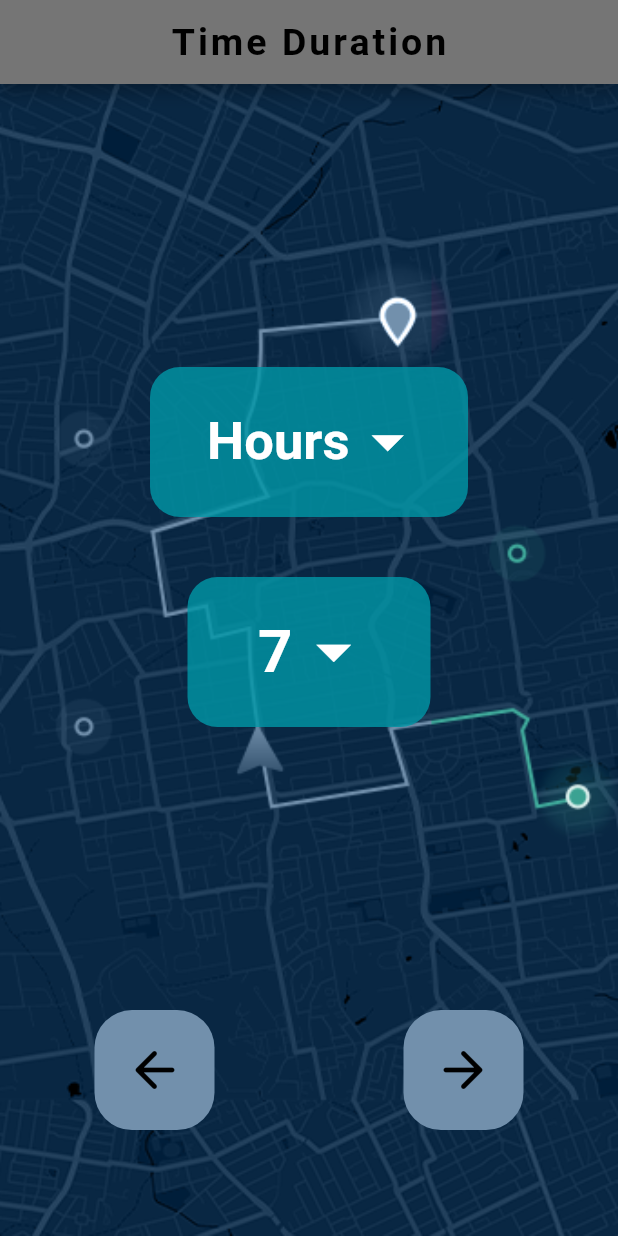
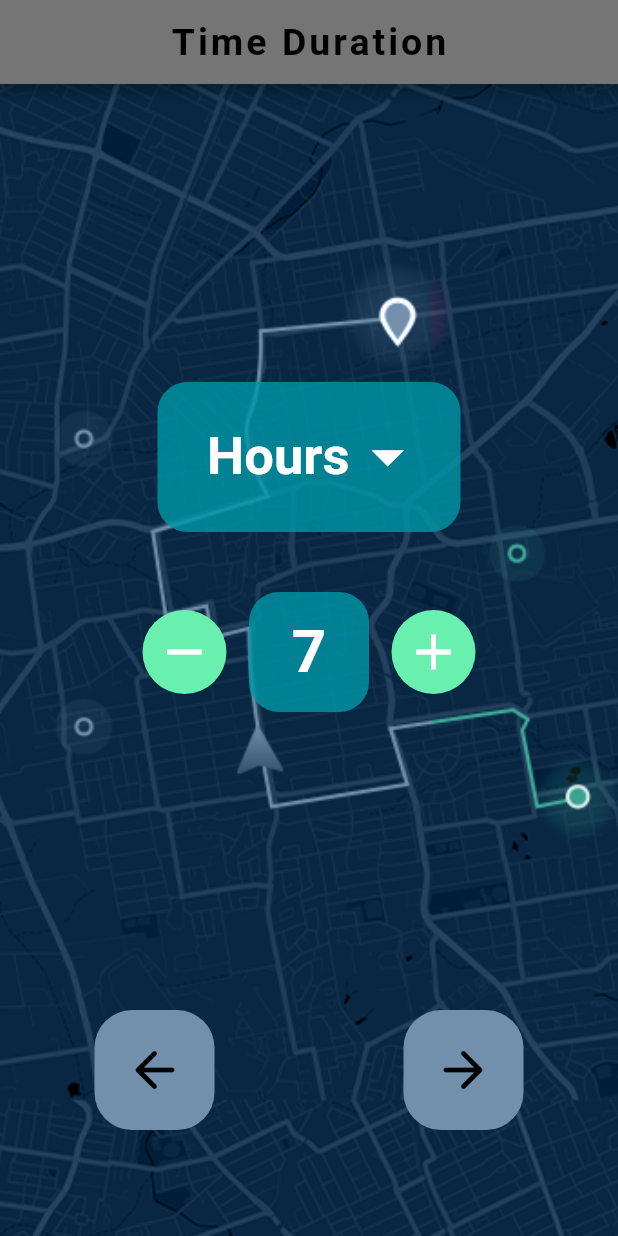
Before and after one commit to shreyasvinaya/tribble, a Flutter app: the Timeselector screen opened by its route, on a phone screen of 412 x 824 dp. Run offline on Flutter 3.47's test engine with Material 2 defaults, Android fonts, the phone set to English and light mode, and no system bars; our stand-ins replace firebase_auth, firebase_core, flutter_signin_button, google_maps_flutter, google_sign_in; missing offline and left inert: global_configuration; accounts and stored records are empty; statements that could not run were skipped.

Commit message:
added the plus and minus buttons for the duration

```diff
--- a/lib/main.dart
+++ b/lib/main.dart
@@ -36,8 +36,8 @@ class Material1App extends StatelessWidget {
           "/checkout": (context) => Checkout(),
           "/timeselect": (context) => Timeselector(),
           "/timetype": (context) => Timetype(),
-          "/hours": (context) => Hours(),
-          "/days": (context) => Days(),
+          // "/hours": (context) => Hours(),
+          // "/days": (context) => Days(),
           "/goaDest": (context) => Places(),
         },
       ),
--- a/lib/screens/checkout.dart
+++ b/lib/screens/checkout.dart
@@ -7,7 +7,7 @@ class Checkout extends StatelessWidget {
   @override
   Widget build(BuildContext context) {
     dataReceived = ModalRoute.of(context).settings.arguments;
-    int num = int.parse(dataReceived["number"]);
+    int num = dataReceived["number"];
     int perhr = int.parse(GlobalConfiguration().get("price"));
     int cost;
     if(dataReceived["timeType"] == "Hours"){
--- a/lib/screens/timeselector.dart
+++ b/lib/screens/timeselector.dart
@@ -8,7 +8,7 @@ class Timeselector extends StatefulWidget {
 
 class _TimeselectorState extends State<Timeselector> {
   String type = "Hours";
-  String num = "7";
+  int num = 7;
   @override
   Widget build(BuildContext context) {
     return SafeArea(
@@ -52,7 +52,7 @@ class _TimeselectorState extends State<Timeselector> {
                       },
                       child: Container(
                         height: 100.0,
-                        width: MediaQuery.of(context).size.width-200,
+                        width: MediaQuery.of(context).size.width-210,
                         decoration: BoxDecoration(
                           borderRadius: BorderRadius.circular(20.0),
                           color: Colors.cyan[700].withOpacity(0.8),
@@ -78,43 +78,62 @@ class _TimeselectorState extends State<Timeselector> {
                       ),
                     ),
                     SizedBox(height: 40.0,),
-                    InkWell(
-                      onTap: () async{
-                        String something = '/days';
-                        if(type == "Hours"){
-                          something = '/hours';
+                    Row(
+                      mainAxisAlignment: MainAxisAlignment.center,
+                      crossAxisAlignment: CrossAxisAlignment.center,
+                      children: [
+                        FloatingActionButton(onPressed: () {
+                          setState(() {
+                            if(num > 1){
+                              num -= 1;
                             }
-                        dynamic result = await Navigator.pushNamed(context, something);
-                        setState(() {
-                          num = result["number"];
+                            else {
+                              num = num;
+                            }
                           });
                         },
-                      child: Container(
-                        height: 100.0,
-                        width: MediaQuery.of(context).size.width-250,
+                          backgroundColor: Colors.greenAccent,
+                          elevation: 0.0,
+                          child: Icon(
+                            Icons.remove,
+                            color: Colors.white,
+                            size: 40.0,
+                          ),
+                        ),
+                        SizedBox(width: 15.0,),
+                        Container(
+                          height: 80.0,
+                          width: 80,
                           decoration: BoxDecoration(
                             borderRadius: BorderRadius.circular(20.0),
                             color: Colors.cyan[700].withOpacity(0.8),
                           ),
-                        child: Row(
-                          mainAxisAlignment: MainAxisAlignment.center,
-                          children: [
-                            SizedBox(width: 10.0,),
-                            Text("$num",
+                          child: Align(
+                            alignment: Alignment.center,
+                            child: Text("$num",
                               style: TextStyle(
                                   fontSize: 40.0,
                                   color: Colors.white,
                                   fontWeight: FontWeight.bold
                               ),
                             ),
-                            Icon(
-                              Icons.arrow_drop_down_outlined,
+                          ),
+                        ),
+                        SizedBox(width: 15.0,),
+                        FloatingActionButton(onPressed: () {
+                          setState(() {
+                            num += 1;
+                          });
+                        },
+                          backgroundColor: Colors.greenAccent,
+                          elevation: 0.0,
+                          child: Icon(
+                            Icons.add,
                             color: Colors.white,
-                              size: 55.0,
+                            size: 40.0,
+                          ),
                         ),
                       ],
-                        ),
-                      ),
                     ),
                   ],
                 ),
```
Lines whose indentation alone changed are shown as unchanged.
